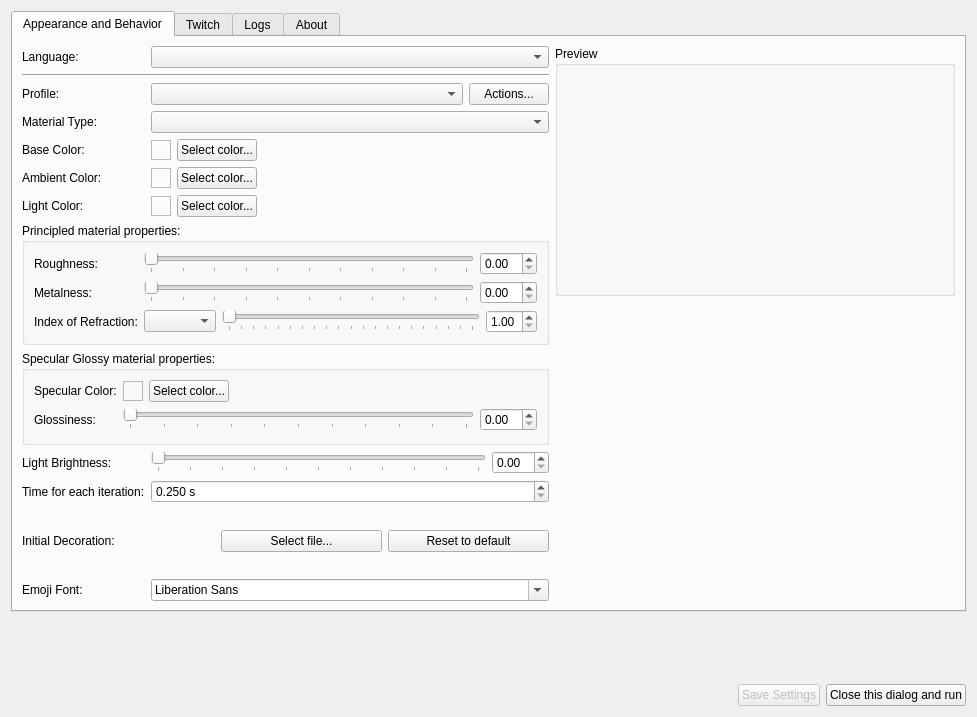
This is setupwidget.ui in xiluembo/atsumari as Qt 5 draws it before an edit. The edited form follows.
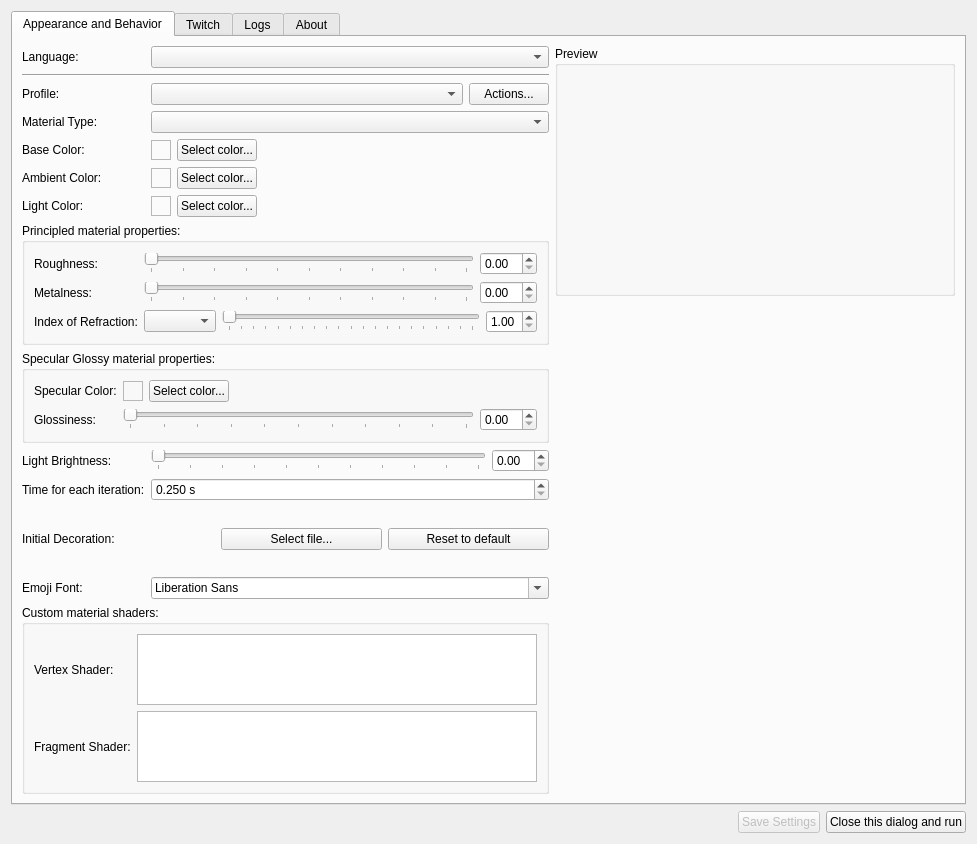
This is the edited form. Icons and pictures are not drawn.

Commit message: Add CustomMaterial support with configurable shaders

Patch:
```diff
--- a/setupwidget.ui
+++ b/setupwidget.ui
@@ -690,10 +690,39 @@
             </widget>
            </item>
            <item row="0" column="0">
-            <widget class="QLabel" name="label_5">
-             <property name="text">
-              <string>Language:</string>
+           <widget class="QLabel" name="label_5">
+            <property name="text">
+             <string>Language:</string>
+            </property>
+           </widget>
+          </item>
+           <item row="13" column="0" colspan="2">
+            <widget class="QGroupBox" name="grpCustomMaterial">
+             <property name="title">
+              <string>Custom material shaders:</string>
              </property>
+             <layout class="QGridLayout" name="gridLayout_custom">
+              <item row="0" column="0">
+               <widget class="QLabel" name="lblVertexShader">
+                <property name="text">
+                 <string>Vertex Shader:</string>
+                </property>
+               </widget>
+              </item>
+              <item row="0" column="1">
+               <widget class="QPlainTextEdit" name="txtVertexShader"/>
+              </item>
+              <item row="1" column="0">
+               <widget class="QLabel" name="lblFragmentShader">
+                <property name="text">
+                 <string>Fragment Shader:</string>
+                </property>
+               </widget>
+              </item>
+              <item row="1" column="1">
+               <widget class="QPlainTextEdit" name="txtFragmentShader"/>
+              </item>
+             </layout>
             </widget>
            </item>
           </layout>
```
Left out of the diff: 2 changed lines with no effect on the pictures. The commit also changes 9 other files.
